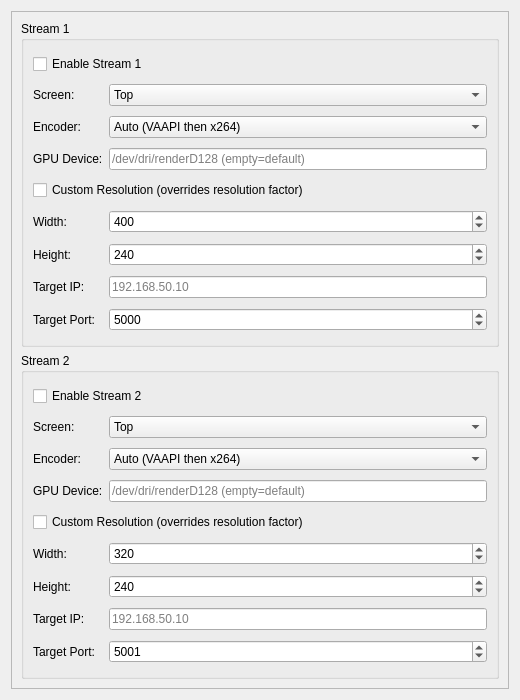
Qt form src/citra_qt/configuration/configure_streaming.ui (phly95/azahar-upad) before a commit.
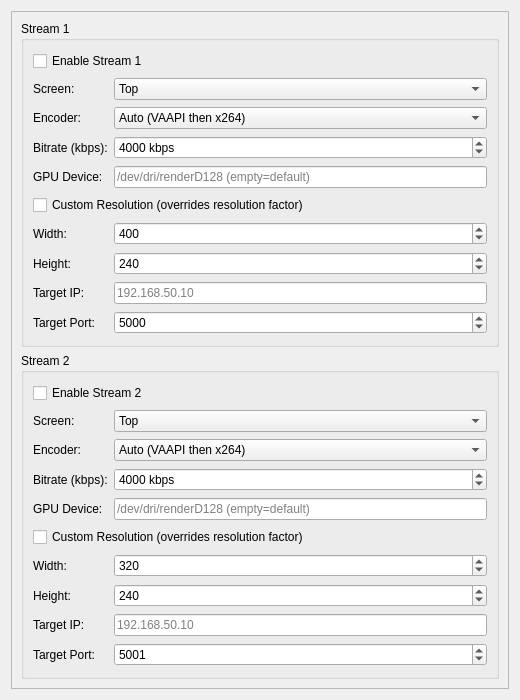
The same form after that commit.

Commit message:
Add bitrate/QP selection for streaming encoders
- Add streaming_bitrate (100-100000 kbps) for x264/OpenH264
- Add streaming_qp (1-51) for VAAPI/VAAPI LP
- Spinbox dynamically adapts: shows 'Bitrate (kbps)' for software
  encoders, 'Quality (QP)' for VAAPI
- Pipeline uses bitrate for x264/OpenH264, QP for VAAPI
- Both settings per stream with full config serialization
- Changing bitrate/QP triggers pipeline restart

The edit to the form file:
```diff
--- a/src/citra_qt/configuration/configure_streaming.ui
+++ b/src/citra_qt/configuration/configure_streaming.ui
@@ -48,60 +48,73 @@
            </widget>
           </item>
           <item row="3" column="0">
+            <widget class="QLabel" name="streaming_bitrate_label">
+             <property name="text"><string>Bitrate (kbps):</string></property>
+            </widget>
+           </item>
+           <item row="3" column="1">
+            <widget class="QSpinBox" name="streaming_bitrate_spin">
+             <property name="minimum"><number>100</number></property>
+             <property name="maximum"><number>100000</number></property>
+             <property name="value"><number>4000</number></property>
+             <property name="suffix"><string> kbps</string></property>
+            </widget>
+           </item>
+           <item row="4" column="0">
            <widget class="QLabel" name="streaming_gpu_label">
             <property name="text"><string>GPU Device:</string></property>
            </widget>
           </item>
-          <item row="3" column="1">
+           <item row="4" column="1">
            <widget class="QLineEdit" name="streaming_gpu_edit">
             <property name="placeholderText"><string>/dev/dri/renderD128 (empty=default)</string></property>
            </widget>
           </item>
-          <item row="4" column="0" colspan="2">
+           <item row="5" column="0" colspan="2">
            <widget class="QCheckBox" name="streaming_custom_res_check">
             <property name="text"><string>Custom Resolution (overrides resolution factor)</string></property>
            </widget>
           </item>
-          <item row="5" column="0">
+           <item row="6" column="0">
            <widget class="QLabel" name="streaming_width_label">
             <property name="text"><string>Width:</string></property>
            </widget>
           </item>
-          <item row="5" column="1">
+           <item row="6" column="1">
            <widget class="QSpinBox" name="streaming_width_spin">
             <property name="minimum"><number>64</number></property>
             <property name="maximum"><number>3840</number></property>
             <property name="value"><number>400</number></property>
            </widget>
           </item>
-          <item row="6" column="0">
+           <item row="7" column="0">
            <widget class="QLabel" name="streaming_height_label">
             <property name="text"><string>Height:</string></property>
            </widget>
           </item>
-          <item row="6" column="1">
+           <item row="7" column="1">
            <widget class="QSpinBox" name="streaming_height_spin">
             <property name="minimum"><number>64</number></property>
             <property name="maximum"><number>2160</number></property>
             <property name="value"><number>240</number></property>
            </widget>
           </item>
-          <item row="7" column="0">
+           <item row="8" column="0">
            <widget class="QLabel" name="target_ip_label">
             <property name="text"><string>Target IP:</string></property>
            </widget>
           </item>
-          <item row="7" column="1">
+           <item row="8" column="1">
            <widget class="QLineEdit" name="target_ip_edit">
             <property name="placeholderText"><string>192.168.50.10</string></property>
            </widget>
           </item>
-          <item row="8" column="0">
+           <item row="9" column="0">
            <widget class="QLabel" name="target_port_label">
             <property name="text"><string>Target Port:</string></property>
            </widget>
           </item>
-          <item row="8" column="1">
+           <item row="9" column="1">
            <widget class="QSpinBox" name="target_port_spin">
             <property name="minimum"><number>1</number></property>
             <property name="maximum"><number>65535</number></property>
@@ -148,60 +161,73 @@
            </widget>
           </item>
           <item row="3" column="0">
+            <widget class="QLabel" name="streaming_bitrate_2_label">
+             <property name="text"><string>Bitrate (kbps):</string></property>
+            </widget>
+           </item>
+           <item row="3" column="1">
+            <widget class="QSpinBox" name="streaming_bitrate_2_spin">
+             <property name="minimum"><number>100</number></property>
+             <property name="maximum"><number>100000</number></property>
+             <property name="value"><number>4000</number></property>
+             <property name="suffix"><string> kbps</string></property>
+            </widget>
+           </item>
+           <item row="4" column="0">
            <widget class="QLabel" name="streaming_gpu_2_label">
             <property name="text"><string>GPU Device:</string></property>
            </widget>
           </item>
-          <item row="3" column="1">
+           <item row="4" column="1">
            <widget class="QLineEdit" name="streaming_gpu_2_edit">
             <property name="placeholderText"><string>/dev/dri/renderD128 (empty=default)</string></property>
            </widget>
           </item>
-          <item row="4" column="0" colspan="2">
+           <item row="5" column="0" colspan="2">
            <widget class="QCheckBox" name="streaming_custom_res_2_check">
             <property name="text"><string>Custom Resolution (overrides resolution factor)</string></property>
            </widget>
           </item>
-          <item row="5" column="0">
+           <item row="6" column="0">
            <widget class="QLabel" name="streaming_width_2_label">
             <property name="text"><string>Width:</string></property>
            </widget>
           </item>
-          <item row="5" column="1">
+           <item row="6" column="1">
            <widget class="QSpinBox" name="streaming_width_2_spin">
             <property name="minimum"><number>64</number></property>
             <property name="maximum"><number>3840</number></property>
             <property name="value"><number>320</number></property>
            </widget>
           </item>
-          <item row="6" column="0">
+           <item row="7" column="0">
            <widget class="QLabel" name="streaming_height_2_label">
             <property name="text"><string>Height:</string></property>
            </widget>
           </item>
-          <item row="6" column="1">
+           <item row="7" column="1">
            <widget class="QSpinBox" name="streaming_height_2_spin">
             <property name="minimum"><number>64</number></property>
             <property name="maximum"><number>2160</number></property>
             <property name="value"><number>240</number></property>
            </widget>
           </item>
-          <item row="7" column="0">
+           <item row="8" column="0">
            <widget class="QLabel" name="target_ip_2_label">
             <property name="text"><string>Target IP:</string></property>
            </widget>
           </item>
-          <item row="7" column="1">
+           <item row="8" column="1">
            <widget class="QLineEdit" name="target_ip_2_edit">
             <property name="placeholderText"><string>192.168.50.10</string></property>
            </widget>
           </item>
-          <item row="8" column="0">
+           <item row="9" column="0">
            <widget class="QLabel" name="target_port_2_label">
             <property name="text"><string>Target Port:</string></property>
            </widget>
           </item>
-          <item row="8" column="1">
+           <item row="9" column="1">
            <widget class="QSpinBox" name="target_port_2_spin">
             <property name="minimum"><number>1</number></property>
             <property name="maximum"><number>65535</number></property>
```
Lines whose indentation alone changed are shown as unchanged. The commit also changes 11 other files.
